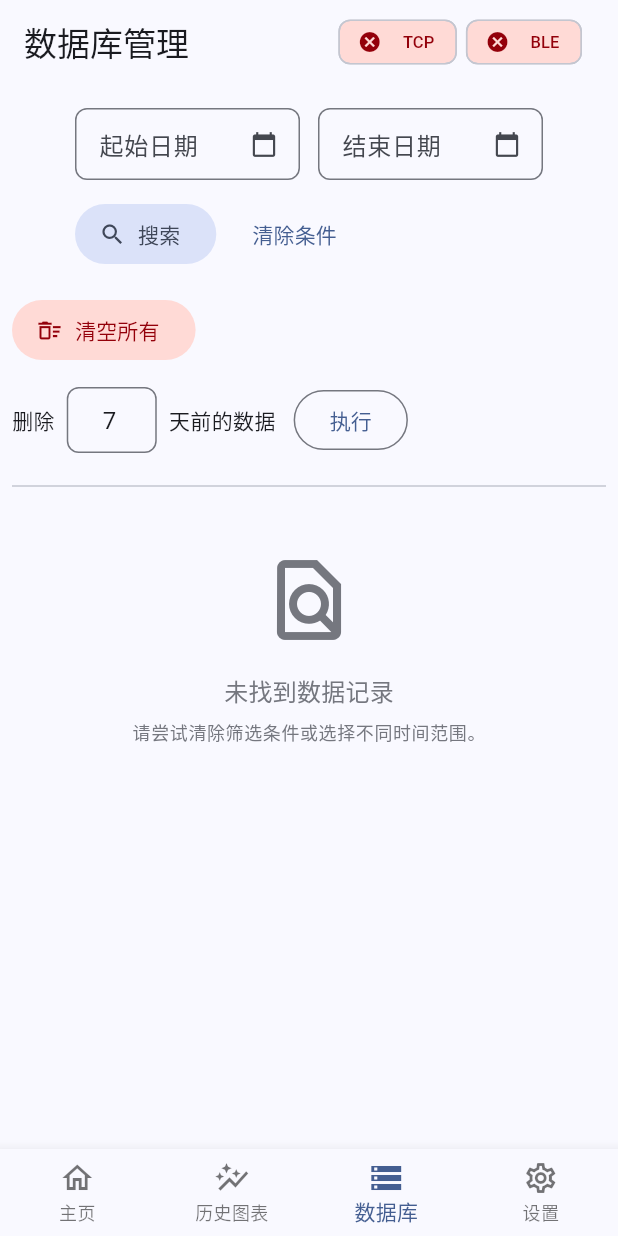
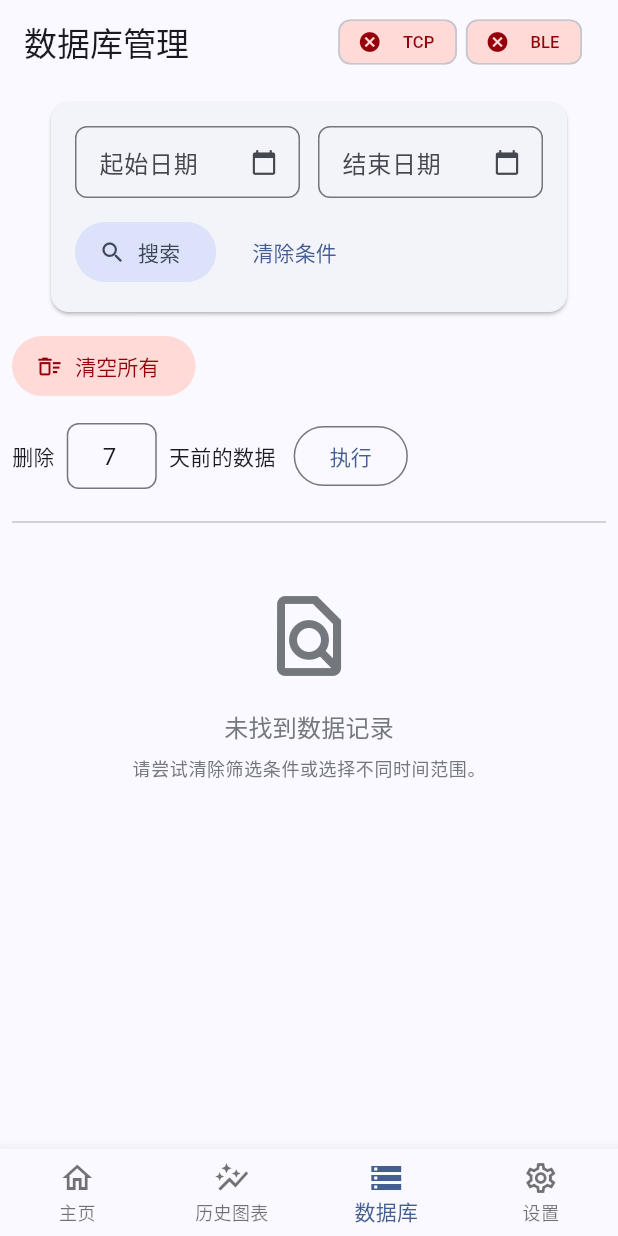
Before and after one commit to Tinnci/upper_flutter, a Flutter app: the screen it shows after launch, item 3 of the bottom bar chosen, on a phone screen of 412 x 824 dp. Run offline on Flutter 3.47's test engine with Material 3 defaults, Android fonts, the phone set to English and light mode, and no system bars; drawn by our look-alikes of dynamic_color; our stand-ins replace fl_chart, permission_handler, shared_preferences, sqflite, sqflite_common_ffi; missing offline and left inert: network_info_plus, universal_ble; accounts and stored records are empty.

Commit message:
优化数据库管理和历史数据可视化界面，调整组件内边距以提升视觉一致性，同时将按钮样式更新为 FilledButton.tonalIcon，增强用户交互体验。

```diff
--- a/lib/screens/db_management_screen.dart
+++ b/lib/screens/db_management_screen.dart
@@ -332,14 +332,17 @@ class _DbManagementScreenState extends State<DbManagementScreen> {
 
   Widget _buildFilterSection(BuildContext context) {
     final bool isSmallScreen = MediaQuery.of(context).size.width < 600;
-    return Padding(
-      padding: const EdgeInsets.symmetric(vertical: 8.0), // Add vertical padding
+    return Card(
+      elevation: 1,
+      shape: RoundedRectangleBorder(borderRadius: BorderRadius.circular(12.0)),
+      child: Padding(
+        padding: const EdgeInsets.all(16.0),
         child: Wrap(
-        spacing: 12.0, // Consistent spacing
+          spacing: 12.0,
           runSpacing: 12.0,
           crossAxisAlignment: WrapCrossAlignment.center,
           children: [
-          ConstrainedBox( // Use ConstrainedBox for text fields
+            ConstrainedBox(
               constraints: BoxConstraints(maxWidth: isSmallScreen ? 150 : 200),
               child: TextField(
                 controller: _startDateController,
@@ -394,6 +397,7 @@ class _DbManagementScreenState extends State<DbManagementScreen> {
                child: const Text('清除条件'),
              ),
           ],
+        ),
       ),
     );
   }
--- a/lib/screens/history_visualization_screen.dart
+++ b/lib/screens/history_visualization_screen.dart
@@ -1798,7 +1798,7 @@ class _HistoryVisualizationScreenState
                 elevation: 1,
                 shape: RoundedRectangleBorder(borderRadius: BorderRadius.circular(12.0)),
                 child: Padding(
-                  padding: const EdgeInsets.all(8.0),
+                  padding: const EdgeInsets.all(16.0), // <--- MODIFIED HERE
                   child: AnimatedSwitcher(
                     duration: const Duration(milliseconds: 300),
                     transitionBuilder: (Widget child, Animation<double> animation) {
@@ -1847,7 +1847,7 @@ class _HistoryVisualizationScreenState
       elevation: 1,
       shape: RoundedRectangleBorder(borderRadius: BorderRadius.circular(12.0)),
       child: Padding(
-        padding: const EdgeInsets.all(12.0),
+        padding: const EdgeInsets.all(16.0), // <--- MODIFIED HERE
         child: Column(
           children: [
             // Sensor Selection Chips
@@ -1978,7 +1978,7 @@ class _HistoryVisualizationScreenState
                     style: const TextStyle(fontSize: 14),
                   ),
                 ),
-                FilledButton.icon(
+                FilledButton.tonalIcon( // <--- 修改点：将 FilledButton.icon 修改为 FilledButton.tonalIcon
                   onPressed: _isLoading ? null : _loadHistoricalData,
                   icon: const Icon(Icons.search, size: 18),
                   label: const Text('查询'),
--- a/lib/screens/home_screen.dart
+++ b/lib/screens/home_screen.dart
@@ -879,7 +879,7 @@ class _HomeScreenState extends State<HomeScreen> with TickerProviderStateMixin {
       elevation: 1,
       shape: RoundedRectangleBorder(borderRadius: BorderRadius.circular(12.0)),
       child: Padding(
-        padding: EdgeInsets.symmetric(horizontal: 16.0, vertical: isSmallScreen ? 12.0 : 16.0),
+        padding: const EdgeInsets.all(16.0),
         child: Center(
           child: Container(
              constraints: const BoxConstraints(
@@ -1115,7 +1115,7 @@ class _HomeScreenState extends State<HomeScreen> with TickerProviderStateMixin {
       elevation: 1,
       shape: RoundedRectangleBorder(borderRadius: BorderRadius.circular(12.0)),
       child: Padding(
-        padding: const EdgeInsets.all(12.0),
+        padding: const EdgeInsets.all(16.0),
         child: Column(
           crossAxisAlignment: CrossAxisAlignment.start,
           children: [
```
Lines whose indentation alone changed are shown as unchanged.
